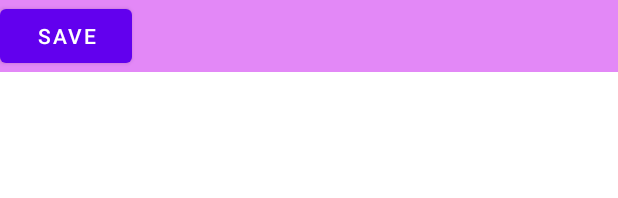
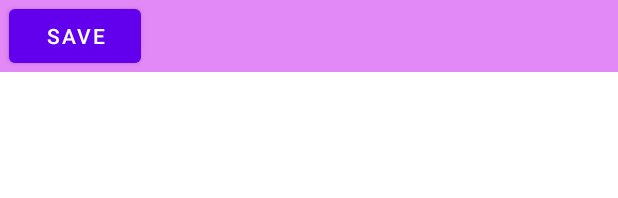
Before and after one commit to asher-olson/AffirmationDiary, an Android app: the layout activity_edit_entry.xml on its own in the app's theme, with its tools: preview values and no code run, on a phone screen of 412 x 824 dp. Shown: the top 198 px of the screen. Run offline under Robolectric (Android 15) with nearby library versions, the phone set to English and light mode, and no system bars.

Commit message:
edit ui update

```diff
--- a/app/src/main/res/layout/activity_edit_entry.xml
+++ b/app/src/main/res/layout/activity_edit_entry.xml
@@ -14,7 +14,8 @@
             android:layout_height="wrap_content"
             android:layout_alignParentStart="true"
             android:layout_alignParentTop="true"
-            android:text="save">
+            android:text="save"
+            android:layout_marginStart="6dp">
 
         </Button>
 
@@ -28,7 +29,12 @@
         <EditText
             android:id="@+id/et_entry_content"
             android:layout_width="match_parent"
-            android:layout_height="match_parent">
+            android:layout_height="match_parent"
+            android:inputType="textMultiLine"
+            android:gravity="top|start"
+            android:scrollbars="vertical"
+            android:maxLines="25"
+            android:padding="4dp">
 
         </EditText>
 
```
